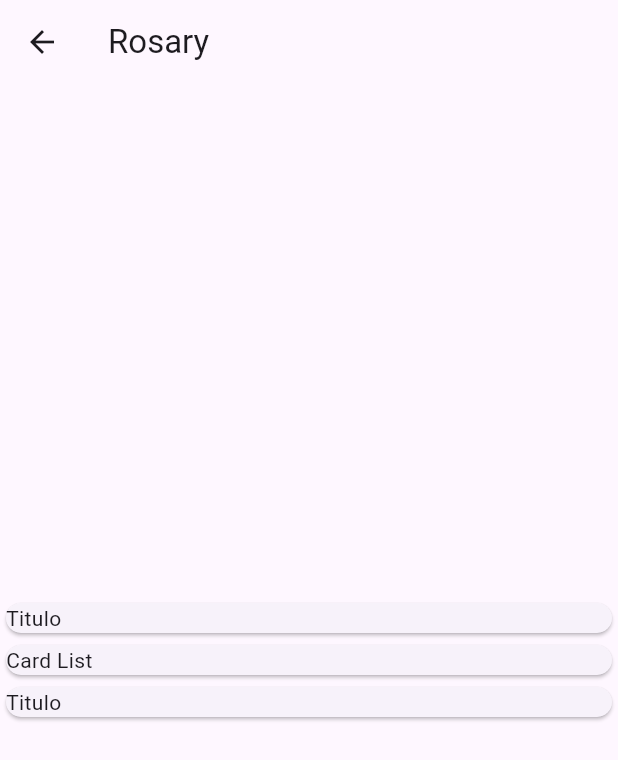
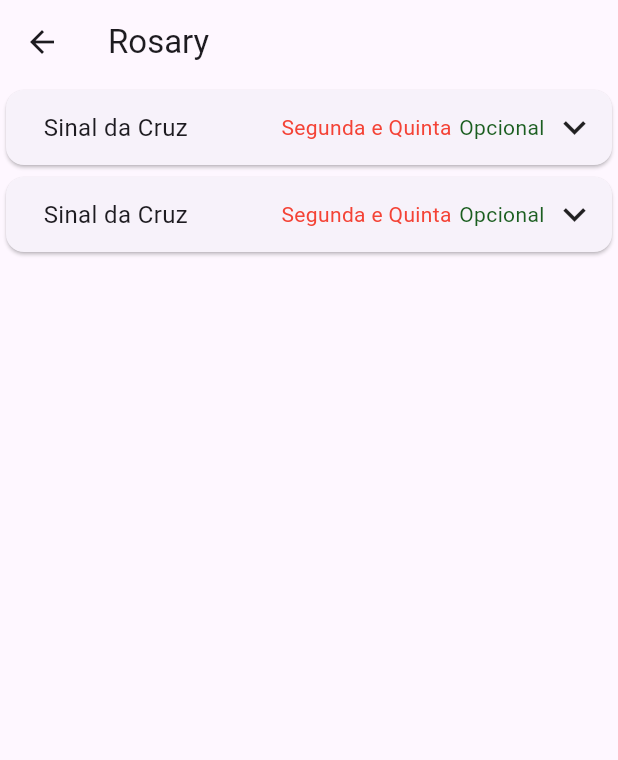
Before and after one commit to AlexandreFel1pe/catholic_app, a Flutter app: the RosaryScreen screen opened by its route, on a phone screen of 412 x 824 dp. Shown: the top 760 px of the screen. Run offline on Flutter 3.47's test engine with Material 3 defaults, Android fonts, the phone set to English and light mode, and no system bars; our stand-ins replace scrollable_positioned_list.

Commit message:
add card header and card body

```diff
--- a/lib/views/rosary/screens/rosary_screen.dart
+++ b/lib/views/rosary/screens/rosary_screen.dart
@@ -1,6 +1,7 @@
 import 'package:catholic_app/Data/DADOS_ORACOES.dart';
+import 'package:catholic_app/views/widgets/card_body.dart';
+import 'package:catholic_app/views/widgets/card_header.dart';
 import 'package:catholic_app/views/widgets/expansion_card.dart';
-//import 'package:catholic_app/views/rosary/widgets/expansion_card.dart';
 import 'package:flutter/material.dart';
 
 enum Dias { none, segunda, terca, quarta, quinta, sexta, sabado, domingo }
@@ -32,33 +33,76 @@ class _RosaryScreenState extends State<RosaryScreen> {
     return Scaffold(
       appBar: AppBar(title: Text('Rosary')),
       body: Center(
-        child: SizedBox(
+        child: Container(
           width: 500,
+          alignment: Alignment.topCenter,
           child: SingleChildScrollView(
             child: ExpansionCardList(
-              autoOpenNextCard: true,
-              autoCollapseOtherCards: true,
               children: [
                 ExpansionCard(
-                  header: Text('Titulo'),
-                  body:
-                    Text('Conteudo'),
+                  header: CardHeader(
+                    title: 'Sinal da Cruz',
+                    days: 'Segunda e Quinta',
+                    optional: true,
+                  ),
+                  body: CardBody(
+
+                  ),
                 ),
+
                 ExpansionCard(
-                  autoCollapse: false,
-                  autoOpen: false,
-                  header: Text('Card List'),
-                  body:
-                    ExpansionCardList(children: [
-                      ExpansionCard(header: Text('data'), body: Text('data')),
-                    ]),
+                  header: CardHeader(
+                    title: 'Sinal da Cruz',
+                    days: 'Segunda e Quinta',
+                    optional: true,
+                  ),
+                  body: ExpansionCardList(
+                    children: [
+                      ExpansionCard(
+                        header: CardHeader(
+                            title: 'Sinal da Cruz',
+                            days: 'Segunda e Quinta',
+                            optional: true,
+                          ),
+                          body: CardBody(
+
+                        ),
+                      ),
+                      ExpansionCard(
+                        header: CardHeader(
+                            title: 'Sinal da Cruz',
+                            days: 'Segunda e Quinta',
+                            optional: true,
+                          ),
+                          body: CardBody(
+
+                        ),
+                      ),
+                      ExpansionCard(
+                        header: CardHeader(
+                            title: 'Sinal da Cruz',
+                            days: 'Segunda e Quinta',
+                            optional: true,
+                          ),
+                          body: CardBody(
+
+                        ),
+                      ),
+                      ExpansionCard(
+                        header: CardHeader(
+                            title: 'Sinal da Cruz',
+                            days: 'Segunda e Quinta',
+                            optional: true,
+                          ),
+                          body: CardBody(
+
+                        ),
+                      ),
+                    ],
+                  ),
                 ),
-                ExpansionCard(
-                  header: Text('Titulo'),
-                  body:
-                    Text('Conteudo'),
-                ),
-              ]),
+              ],
+            ),
           ),
 
           /*ExpansionCardList(
--- /dev/null
+++ b/lib/views/widgets/card_body.dart
@@ -0,0 +1,15 @@
+import 'package:flutter/material.dart';
+
+class CardBody extends StatelessWidget {
+  const CardBody({super.key});
+
+  @override
+  Widget build(BuildContext context) {
+    return Column(
+      children: [
+        Text('Titulo'),
+        Text('Bolinhas'),
+      ],
+    );
+  }
+}
--- /dev/null
+++ b/lib/views/widgets/card_header.dart
@@ -0,0 +1,52 @@
+import 'package:flutter/material.dart';
+
+class CardHeader extends StatelessWidget {
+  const CardHeader({required this.title, this.days, this.optional = false, super.key});
+
+  final String title;
+  final String? days;
+  final bool optional;
+
+  @override
+  Widget build(BuildContext context) {
+    var mediaQuery = MediaQuery.of(context);
+    return Row(
+      mainAxisSize: MainAxisSize.min,
+      mainAxisAlignment: MainAxisAlignment.spaceBetween,
+      children: [
+        Container(
+          margin: EdgeInsets.only(
+            left: 15,
+          ),
+          child: Text(
+            title,
+            style: TextStyle(
+              fontSize: 16,
+            ),
+          ),
+        ),
+        if (mediaQuery.size.width > 356 && days != null && optional == true)
+        Row(
+          mainAxisAlignment: MainAxisAlignment.end,
+          spacing: 5,
+          children: [
+            if (days != null)
+            Text(
+              days!,
+              style: TextStyle(
+                color: Colors.red,
+              ),
+            ),
+            if (optional)
+            Text(
+              'Opcional',
+              style: TextStyle(
+                color: Colors.green[900],
+              ),
+            ),
+          ],
+        ),
+      ],
+    );
+  }
+}
--- a/lib/views/widgets/expansion_card.dart
+++ b/lib/views/widgets/expansion_card.dart
@@ -16,7 +16,7 @@ class ExpansionCard {
 }
 
 class ExpansionCardList extends StatefulWidget {
-  const ExpansionCardList({required this.children, this.autoOpenNextCard = false, this.autoCollapseOtherCards = true, super.key});
+  const ExpansionCardList({required this.children, this.autoOpenNextCard = true, this.autoCollapseOtherCards = true, super.key});
 
   final List<ExpansionCard> children;
 
@@ -64,7 +64,10 @@ class _ExpansionCardListState extends State<ExpansionCardList> {
       children: [
         for (int i = 0; i < widget.children.length; i++)
         Card(
+          child: Padding(
+            padding: const EdgeInsets.all(10),
             child: Column(
+              mainAxisSize: MainAxisSize.min,
               children: [
                 GestureDetector(
                   onTap: () => {
@@ -81,13 +84,29 @@ class _ExpansionCardListState extends State<ExpansionCardList> {
                   behavior: HitTestBehavior.opaque,
                   child: SizedBox(
                     width: double.infinity,
+                    child: Row(
+                      spacing: 5,
+                      mainAxisAlignment: MainAxisAlignment.spaceBetween,
+                      mainAxisSize: MainAxisSize.min,
+                      children: [
+                        Expanded(
+                          child: Container(
                             child: widget.children[i].header,
+                          ),
+                        ),
+                        Icon(
+                          Icons.keyboard_arrow_down,
+                          size: 30,
+                        ),
+                      ],
+                    ),
                   ),
                 ),
                 if (widget.children[i]._isExpanded)
                 widget.children[i].body,
               ],
             ),
+          ),
         )
       ],
     );
```
Lines whose indentation alone changed are shown as unchanged.
